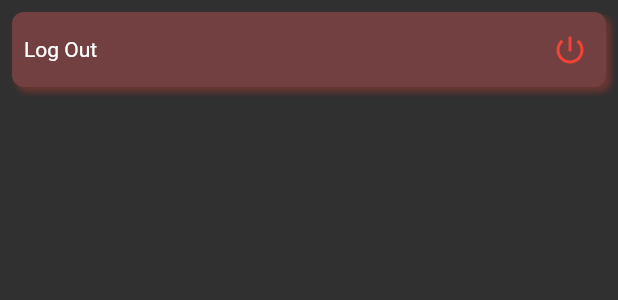
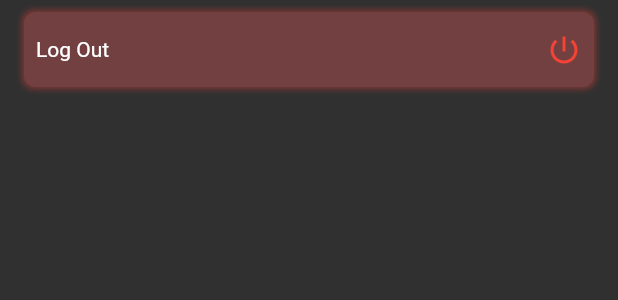
Before and after one commit to EmirhanSerin1/Latest-Movies-App, a Flutter app: the LogOut widget shown alone on an empty page, opened directly, on a phone screen of 412 x 824 dp. Shown: the top 300 px of the screen. Run offline on Flutter 3.47's test engine with Material 2 defaults, Android fonts, the phone set to English and light mode, and no system bars; our stand-ins replace cached_network_image, dio, youtube_player_iframe; network calls fail.

Commit message:
(Featured)=> Drawer constants added

```diff
--- /dev/null
+++ b/lib/core/constants/paddings/paddings_drawer.dart
@@ -0,0 +1,6 @@
+import 'package:flutter/material.dart';
+
+ class PaddingMenuItem {
+  static const padding = EdgeInsets.fromLTRB(8, 12, 8, 12);
+  static const margin =EdgeInsets.fromLTRB(16, 8, 16, 8);
+}
--- a/lib/screens/drawer.dart
+++ b/lib/screens/drawer.dart
@@ -16,7 +16,8 @@ class _CustomDrawerState extends State<CustomDrawer> {
 
   @override
   Widget build(BuildContext context) {
-    return SizedBox(
+    return Container(
+      constraints: const BoxConstraints(maxWidth: 300),
       width: MediaQuery.of(context).size.width * 0.85,
       child: Drawer(
         child: SafeArea(
--- a/lib/widgets/drawer/drawer_top.dart
+++ b/lib/widgets/drawer/drawer_top.dart
@@ -10,6 +10,7 @@ class DrawerTop extends StatelessWidget {
       children: const [
         UserAccountsDrawerHeader(
           decoration: BoxDecoration(
+
               image: DecorationImage(
             fit: BoxFit.cover,
             image: NetworkImage(
--- a/lib/widgets/drawer/log_out.dart
+++ b/lib/widgets/drawer/log_out.dart
@@ -1,4 +1,5 @@
 import 'package:flutter/material.dart';
+import 'package:latest_movies_app/core/constants/paddings/paddings_drawer.dart';
 import 'package:latest_movies_app/widgets/drawer/log_out_alert_dialog.dart';
 
 class LogOut extends StatelessWidget {
@@ -12,17 +13,18 @@ class LogOut extends StatelessWidget {
         //   title: Text("Logout"),
         //   leading: Icon(Icons.logout),
         // );
-        Padding(
-      padding: const EdgeInsets.all(8.0),
-      child: Container(
+        Container(
+      margin: PaddingMenuItem.margin,
+      padding: PaddingMenuItem.padding,
       decoration: BoxDecoration(
           borderRadius: BorderRadius.circular(8),
           color: const Color.fromARGB(255, 114, 64, 64),
           boxShadow: [
             BoxShadow(
+              spreadRadius: 1,
               blurRadius: 3,
-                color: Colors.red.withOpacity(0.3),
-                offset: const Offset(3, 3),
+              color: Colors.red.withOpacity(0.4),
+              offset: const Offset(0, 0),
             )
           ]),
       height: 50,
@@ -31,45 +33,17 @@ class LogOut extends StatelessWidget {
         child: Row(
           mainAxisAlignment: MainAxisAlignment.spaceBetween,
           children: [
-              const Padding(
-                padding: EdgeInsets.all(8.0),
-                child: Text("Log Out"),
-              ),
-              IconButton(
-                  onPressed: () {
-                    showAlertdialog(context);
-                    // logout(context);
-                  },
-                  icon: const Icon(
+            const Text("Log Out"),
+            InkWell(
+              onTap: () => showAlertdialog(context),
+              child: const Icon(
                 Icons.power_settings_new,
                 color: Colors.red,
-                  )),
+              ),
+            ),
           ],
-          ),
         ),
       ),
     );
   }
-
-  // Future<void> logout(BuildContext context) async {
-  //   await FirebaseAuth.instance.signOut().then((value) =>
-  //       Navigator.pushReplacement(
-  //           context, MaterialPageRoute(builder: (context) => LoginScreen())));
-  // }
-
-  // get fullName => SizedBox(
-  //       width: MediaQuery.of(context).size.width * 0.5,
-  //       child: Text(
-  //         FirebaseAuth.instance.currentUser?.displayName ?? "",
-  //         style: TextStyle(fontWeight: FontWeight.w500),
-  //       ),
-  //     );
-
-  // get email => SizedBox(
-  //       width: MediaQuery.of(context).size.width * 0.5,
-  //       child: Text(
-  //         FirebaseAuth.instance.currentUser?.email ?? "no email",
-  //         style: TextStyle(color: Colors.grey, fontSize: 13),
-  //       ),
-  //     );
 }
```
Also changed, not shown: lib/widgets/drawer/menu_item.dart (+10 -11 lines). Lines whose indentation alone changed are shown as unchanged.
